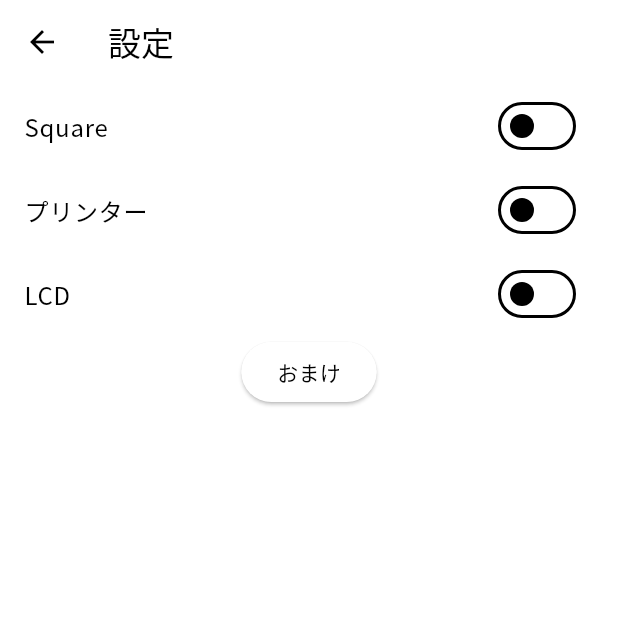
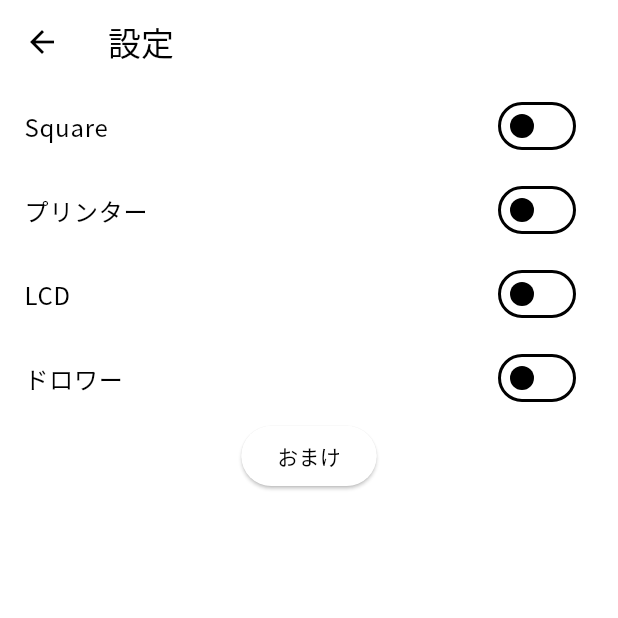
Before and after one commit to opera7133/ez_pos_system_app, a Flutter app: the ResultPage screen opened directly, after a tap on "ホームに戻る", after a tap on the "settings" icon, on a phone screen of 412 x 824 dp, the top half of it. Run offline on Flutter 3.47's test engine with Material 3 defaults, Android fonts, the phone set to English and light mode, and no system bars; our stand-ins replace audioplayers, cached_network_image, camera, cloud_firestore, device_info_plus, firebase_core and 7 more; missing offline and left inert: mobile_scanner, sunmi_printer_plus; accounts and stored records are empty; generated files the repository leaves out were written again; project files that could hold a hidden picture were left out.

Commit message:
add drawer settings

```diff
--- a/lib/tablet/illust.dart
+++ b/lib/tablet/illust.dart
@@ -75,6 +75,11 @@ class _IllustPageState extends State<IllustPage> {
               },
               child: Text('カメラで撮影'),
             ),
+            ElevatedButton(
+                onPressed: () async {
+                  await SunmiPrinter.openDrawer();
+                },
+                child: Text('ドロワーを開く'))
           ],
         ),
       ),
--- a/lib/tablet/result.dart
+++ b/lib/tablet/result.dart
@@ -56,6 +56,10 @@ class _ResultState extends State<ResultPage> {
     await SunmiPrinter.lcdDoubleString("お釣り  $price円", "ご購入感謝！");
   }
 
+  Future<void> openDrawer() async {
+    await SunmiPrinter.openDrawer();
+  }
+
   @override
   void initState() {
     super.initState();
@@ -66,6 +70,11 @@ class _ResultState extends State<ResultPage> {
       if (value == true) {
         startLCD();
         displayLCD();
+      }
+    });
+    getSettings(key: "enableDrawer").then((value) {
+      if (value == true) {
+        openDrawer();
       }
     });
   }
--- a/lib/tablet/settings.dart
+++ b/lib/tablet/settings.dart
@@ -11,6 +11,7 @@ class _SettingsPageState extends State<SettingsPage> {
   bool enableSquare = false;
   bool enablePrinter = false;
   bool enableLCD = false;
+  bool enableDrawer = false;
 
   @override
   void initState() {
@@ -28,6 +29,11 @@ class _SettingsPageState extends State<SettingsPage> {
     getSettings(key: "enableLCD").then((value) {
       setState(() {
         enableLCD = value ?? false;
+      });
+    });
+    getSettings(key: "enableDrawer").then((value) {
+      setState(() {
+        enableDrawer = value ?? false;
       });
     });
   }
@@ -77,6 +83,17 @@ class _SettingsPageState extends State<SettingsPage> {
             });
           },
         ),
+        SwitchListTile(
+          title: const Text('ドロワー'),
+          value: enableLCD,
+          onChanged: (bool value) async {
+            SharedPreferences prefs = await SharedPreferences.getInstance();
+            prefs.setBool("enableDrawer", value);
+            setState(() {
+              enableDrawer = value;
+            });
+          },
+        ),
         ElevatedButton(
             onPressed: () {
               Navigator.push(context,
```
Also changed, not shown: 1 other file.
